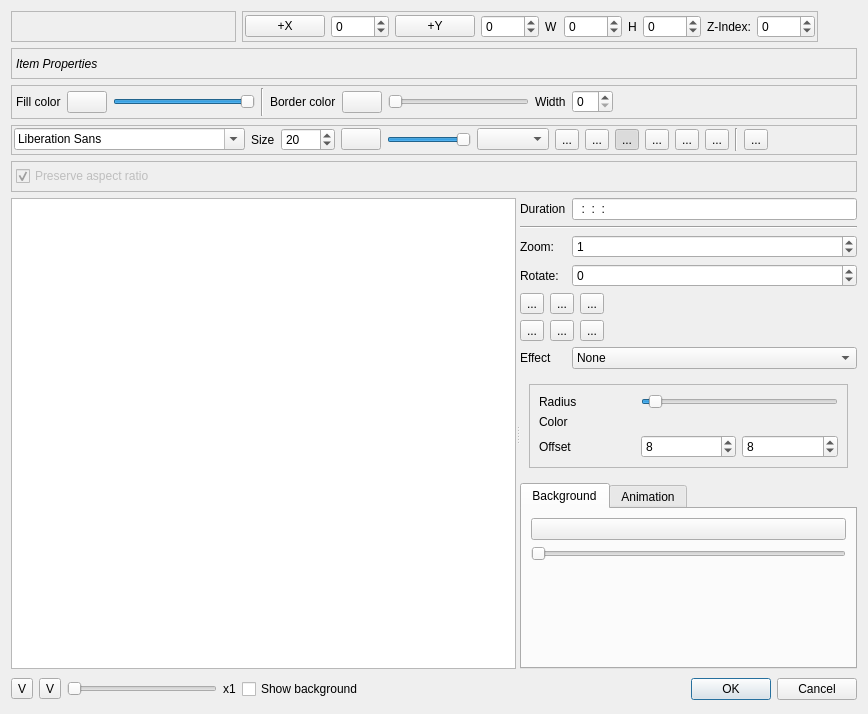
Old version of the form src/widgets/titlewidget_ui.ui in the repository KDE/kdenlive.
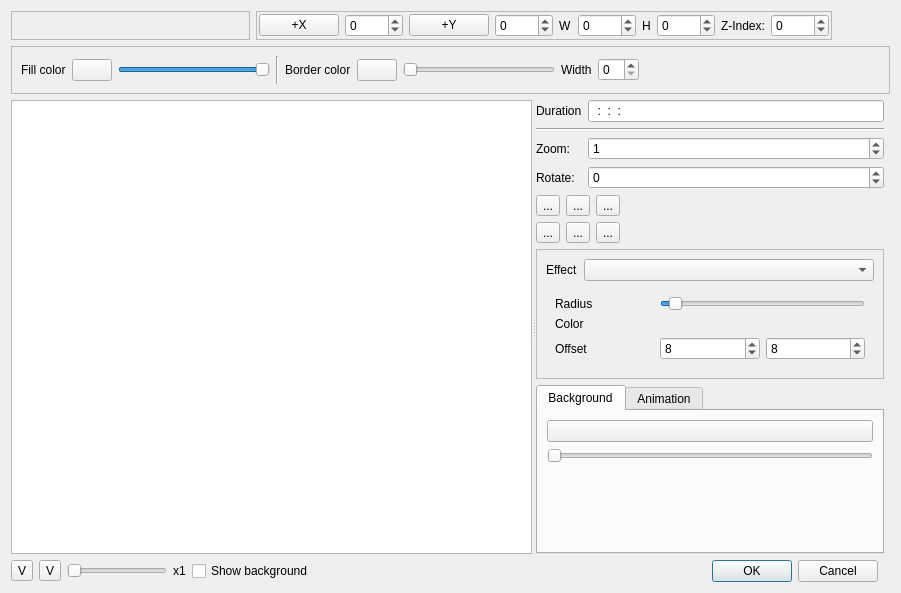
New version of the form. The open tabs and pages were chosen to show the change. Custom widgets are drawn as their Qt base class.

Commit message: Typewriter effect now working (MLT patch pending)

Diff of the .ui file:
```diff
--- a/src/widgets/titlewidget_ui.ui
+++ b/src/widgets/titlewidget_ui.ui
@@ -6,8 +6,8 @@
    <rect>
     <x>0</x>
     <y>0</y>
-    <width>868</width>
-    <height>714</height>
+    <width>812</width>
+    <height>570</height>
    </rect>
   </property>
   <property name="sizePolicy">
@@ -19,8 +19,8 @@
   <property name="windowTitle">
    <string>Title Clip</string>
   </property>
-  <layout class="QGridLayout" name="gridLayout_13">
-   <item row="0" column="0" colspan="4">
+  <layout class="QGridLayout" name="gridLayout_9">
+   <item row="0" column="0" colspan="5">
     <widget class="QFrame" name="frame_toolbar">
      <property name="sizePolicy">
       <sizepolicy hsizetype="Expanding" vsizetype="Preferred">
@@ -36,7 +36,7 @@
      </property>
     </widget>
    </item>
-   <item row="0" column="4" colspan="3">
+   <item row="0" column="5" colspan="4">
     <widget class="QFrame" name="frame_properties">
      <property name="sizePolicy">
       <sizepolicy hsizetype="Maximum" vsizetype="Preferred">
@@ -158,28 +158,26 @@
      </layout>
     </widget>
    </item>
-   <item row="1" column="0" colspan="7">
-    <widget class="QFrame" name="no_properties">
+   <item row="1" column="0" colspan="9">
+    <widget class="QStackedWidget" name="toolbar_stack">
+     <property name="sizePolicy">
+      <sizepolicy hsizetype="Preferred" vsizetype="Maximum">
+       <horstretch>0</horstretch>
+       <verstretch>0</verstretch>
+      </sizepolicy>
+     </property>
      <property name="frameShape">
       <enum>QFrame::StyledPanel</enum>
      </property>
      <property name="frameShadow">
-      <enum>QFrame::Sunken</enum>
+      <enum>QFrame::Raised</enum>
      </property>
-     <layout class="QHBoxLayout" name="horizontalLayout_2">
-      <property name="leftMargin">
-       <number>4</number>
-      </property>
-      <property name="topMargin">
-       <number>4</number>
-      </property>
-      <property name="rightMargin">
+     <property name="currentIndex">
        <number>2</number>
       </property>
-      <property name="bottomMargin">
-       <number>3</number>
-      </property>
-      <item>
+     <widget class="QWidget" name="page_6">
+      <layout class="QGridLayout" name="gridLayout_2">
+       <item row="0" column="0">
        <widget class="QLabel" name="label">
         <property name="font">
          <font>
@@ -195,56 +193,23 @@
         </property>
        </widget>
       </item>
-      <item>
-       <spacer name="horizontalSpacer_5">
-        <property name="orientation">
-         <enum>Qt::Horizontal</enum>
-        </property>
-        <property name="sizeHint" stdset="0">
-         <size>
-          <width>40</width>
-          <height>20</height>
-         </size>
-        </property>
-       </spacer>
-      </item>
-     </layout>
-    </widget>
-   </item>
-   <item row="2" column="0" colspan="7">
-    <widget class="QFrame" name="rect_properties">
-     <property name="frameShape">
-      <enum>QFrame::StyledPanel</enum>
-     </property>
-     <property name="frameShadow">
-      <enum>QFrame::Sunken</enum>
-     </property>
-     <layout class="QGridLayout" name="gridLayout_4">
-      <property name="leftMargin">
-       <number>4</number>
-      </property>
-      <property name="topMargin">
-       <number>2</number>
-      </property>
-      <property name="rightMargin">
-       <number>2</number>
-      </property>
-      <property name="bottomMargin">
-       <number>2</number>
-      </property>
+      </layout>
+     </widget>
+     <widget class="QWidget" name="page_7">
+      <layout class="QGridLayout" name="gridLayout_14">
       <item row="0" column="0">
-       <layout class="QHBoxLayout" name="horizontalLayout_3">
-        <item>
+        <layout class="QGridLayout" name="gridLayout_13">
+         <item row="0" column="0">
          <widget class="QLabel" name="label_2">
           <property name="text">
            <string>Fill color</string>
           </property>
          </widget>
         </item>
-        <item>
+         <item row="0" column="1">
          <widget class="KColorButton" name="rectBColor"/>
         </item>
-        <item>
+         <item row="0" column="2">
          <widget class="QSlider" name="rectBAlpha">
           <property name="maximum">
            <number>255</number>
@@ -257,24 +222,24 @@
           </property>
          </widget>
         </item>
-        <item>
+         <item row="0" column="3">
          <widget class="Line" name="line_2">
           <property name="orientation">
            <enum>Qt::Vertical</enum>
           </property>
          </widget>
         </item>
-        <item>
+         <item row="0" column="4">
          <widget class="QLabel" name="label_11">
           <property name="text">
            <string>Border color</string>
           </property>
          </widget>
         </item>
-        <item>
+         <item row="0" column="5">
          <widget class="KColorButton" name="rectFColor"/>
         </item>
-        <item>
+         <item row="0" column="6">
          <widget class="QSlider" name="rectFAlpha">
           <property name="maximum">
            <number>255</number>
@@ -287,17 +252,17 @@
           </property>
          </widget>
         </item>
-        <item>
+         <item row="0" column="7">
          <widget class="QLabel" name="label_4">
           <property name="text">
            <string>Width</string>
           </property>
          </widget>
         </item>
-        <item>
+         <item row="0" column="8">
          <widget class="QSpinBox" name="rectLineWidth"/>
         </item>
-        <item>
+         <item row="0" column="9">
          <spacer name="horizontalSpacer">
           <property name="orientation">
            <enum>Qt::Horizontal</enum>
@@ -314,29 +279,9 @@
       </item>
      </layout>
     </widget>
-   </item>
-   <item row="3" column="0" colspan="7">
-    <widget class="QFrame" name="text_properties">
-     <property name="frameShape">
-      <enum>QFrame::StyledPanel</enum>
-     </property>
-     <property name="frameShadow">
-      <enum>QFrame::Sunken</enum>
-     </property>
-     <layout class="QGridLayout" name="gridLayout_5">
-      <property name="leftMargin">
-       <number>2</number>
-      </property>
-      <property name="topMargin">
-       <number>2</number>
-      </property>
-      <property name="rightMargin">
-       <number>4</number>
-      </property>
-      <property name="bottomMargin">
-       <number>2</number>
-      </property>
-      <item row="4" column="0">
+     <widget class="QWidget" name="page_8">
+      <layout class="QGridLayout" name="gridLayout_16">
+       <item row="0" column="0">
        <layout class="QHBoxLayout" name="horizontalLayout_4">
         <item>
          <widget class="QFontComboBox" name="font_family"/>
@@ -496,28 +441,8 @@
       </item>
      </layout>
     </widget>
-   </item>
-   <item row="4" column="0" colspan="7">
-    <widget class="QFrame" name="image_properties">
-     <property name="frameShape">
-      <enum>QFrame::StyledPanel</enum>
-     </property>
-     <property name="frameShadow">
-      <enum>QFrame::Raised</enum>
-     </property>
-     <layout class="QGridLayout" name="gridLayout_6">
-      <property name="leftMargin">
-       <number>4</number>
-      </property>
-      <property name="topMargin">
-       <number>2</number>
-      </property>
-      <property name="rightMargin">
-       <number>2</number>
-      </property>
-      <property name="bottomMargin">
-       <number>2</number>
-      </property>
+     <widget class="QWidget" name="page_4">
+      <layout class="QGridLayout" name="gridLayout_4">
       <item row="0" column="0">
        <widget class="QCheckBox" name="preserveAspectRatio">
         <property name="enabled">
@@ -531,23 +456,11 @@
         </property>
        </widget>
       </item>
-      <item row="0" column="1">
-       <spacer name="horizontalSpacer_6">
-        <property name="orientation">
-         <enum>Qt::Horizontal</enum>
-        </property>
-        <property name="sizeHint" stdset="0">
-         <size>
-          <width>40</width>
-          <height>20</height>
-         </size>
-        </property>
-       </spacer>
-      </item>
-     </layout>
-    </widget>
+      </layout>
+     </widget>
+    </widget>
    </item>
-   <item row="5" column="0" colspan="7">
+   <item row="2" column="0" colspan="8">
     <widget class="QSplitter" name="splitter">
      <property name="orientation">
       <enum>Qt::Horizontal</enum>
@@ -560,8 +473,8 @@
        </sizepolicy>
       </property>
      </widget>
-     <widget class="QWidget" name="layoutWidget">
-      <layout class="QGridLayout" name="gridLayout_2">
+     <widget class="QWidget" name="">
+      <layout class="QGridLayout" name="gridLayout_7">
        <item row="0" column="0">
         <widget class="QLabel" name="label_3">
          <property name="text">
@@ -676,8 +589,159 @@
          </item>
         </layout>
        </item>
-       <item row="8" column="0" colspan="2">
+       <item row="5" column="0" colspan="2">
+        <widget class="QFrame" name="effect_frame">
+         <property name="frameShape">
+          <enum>QFrame::StyledPanel</enum>
+         </property>
+         <property name="frameShadow">
+          <enum>QFrame::Raised</enum>
+         </property>
+         <layout class="QGridLayout" name="gridLayout_12">
+          <item row="1" column="1">
+           <widget class="QComboBox" name="effect_list">
+            <property name="sizePolicy">
+             <sizepolicy hsizetype="MinimumExpanding" vsizetype="Fixed">
+              <horstretch>0</horstretch>
+              <verstretch>0</verstretch>
+             </sizepolicy>
+            </property>
+           </widget>
+          </item>
+          <item row="1" column="0">
+           <widget class="QLabel" name="label_5">
+            <property name="text">
+             <string>Effect</string>
+            </property>
+           </widget>
+          </item>
+          <item row="2" column="0" colspan="2">
+           <widget class="QStackedWidget" name="effect_stack">
+            <property name="currentIndex">
+             <number>0</number>
+            </property>
+            <widget class="QWidget" name="page">
+             <layout class="QGridLayout" name="gridLayout_10">
+              <item row="0" column="0">
+               <widget class="QLabel" name="label_6">
+                <property name="text">
+                 <string>Radius</string>
+                </property>
+               </widget>
+              </item>
+              <item row="0" column="1">
+               <widget class="QSlider" name="blur_radius">
+                <property name="pageStep">
+                 <number>1</number>
+                </property>
+                <property name="value">
+                 <number>5</number>
+                </property>
+                <property name="orientation">
+                 <enum>Qt::Horizontal</enum>
+                </property>
+               </widget>
+              </item>
+             </layout>
+            </widget>
+            <widget class="QWidget" name="page_2">
+             <layout class="QGridLayout" name="gridLayout_11">
+              <item row="0" column="0">
+               <widget class="QLabel" name="label_8">
+                <property name="text">
+                 <string>Radius</string>
+                </property>
+               </widget>
+              </item>
+              <item row="0" column="2" colspan="2">
+               <widget class="QSlider" name="shadow_radius">
+                <property name="sizePolicy">
+                 <sizepolicy hsizetype="MinimumExpanding" vsizetype="Fixed">
+                  <horstretch>0</horstretch>
+                  <verstretch>0</verstretch>
+                 </sizepolicy>
+                </property>
+                <property name="minimum">
+                 <number>1</number>
+                </property>
+                <property name="pageStep">
+                 <number>1</number>
+                </property>
+                <property name="value">
+                 <number>5</number>
+                </property>
+                <property name="orientation">
+                 <enum>Qt::Horizontal</enum>
+                </property>
+               </widget>
+              </item>
+              <item row="2" column="0">
+               <widget class="QLabel" name="label_9">
+                <property name="text">
+                 <string>Color</string>
+                </property>
+               </widget>
+              </item>
+              <item row="3" column="0">
+               <widget class="QLabel" name="label_10">
+                <property name="text">
+                 <string>Offset</string>
+                </property>
+               </widget>
+              </item>
+              <item row="3" column="2">
+               <widget class="QSpinBox" name="shadow_x">
+                <property name="value">
+                 <number>8</number>
+                </property>
+               </widget>
+              </item>
+              <item row="3" column="3">
+               <widget class="QSpinBox" name="shadow_y">
+                <property name="value">
+                 <number>8</number>
+                </property>
+               </widget>
+              </item>
+             </layout>
+            </widget>
+            <widget class="QWidget" name="page_3">
+             <layout class="QGridLayout" name="gridLayout_15">
+              <item row="0" column="0">
+               <widget class="QLabel" name="label_13">
+                <property name="text">
+                 <string>Delay (frames)</string>
+                </property>
+               </widget>
+              </item>
+              <item row="0" column="1">
+               <widget class="QSpinBox" name="typewriter_delay">
+                <property name="sizePolicy">
+                 <sizepolicy hsizetype="MinimumExpanding" vsizetype="Fixed">
+                  <horstretch>0</horstretch>
+                  <verstretch>0</verstretch>
+                 </sizepolicy>
+                </property>
+                <property name="value">
+                 <number>5</number>
+                </property>
+               </widget>
+              </item>
+             </layout>
+            </widget>
+           </widget>
+          </item>
+         </layout>
+        </widget>
+       </item>
+       <item row="6" column="0" colspan="2">
         <widget class="QTabWidget" name="tabWidget">
+         <property name="sizePolicy">
+          <sizepolicy hsizetype="Preferred" vsizetype="Expanding">
+           <horstretch>0</horstretch>
+           <verstretch>0</verstretch>
+          </sizepolicy>
+         </property>
          <property name="tabPosition">
           <enum>QTabWidget::North</enum>
          </property>
@@ -691,21 +755,18 @@
           <attribute name="title">
            <string>Background</string>
           </attribute>
-          <layout class="QGridLayout" name="gridLayout_7">
-           <item row="3" column="0">
-            <widget class="QSlider" name="horizontalSlider">
-             <property name="maximum">
-              <number>255</number>
-             </property>
-             <property name="orientation">
-              <enum>Qt::Horizontal</enum>
+          <layout class="QGridLayout" name="gridLayout_5">
+           <item row="0" column="0" colspan="2">
+            <widget class="KColorButton" name="kcolorbutton">
+             <property name="sizePolicy">
+              <sizepolicy hsizetype="Preferred" vsizetype="Fixed">
+               <horstretch>0</horstretch>
+               <verstretch>0</verstretch>
+              </sizepolicy>
              </property>
             </widget>
            </item>
-           <item row="2" column="0">
-            <widget class="KColorButton" name="kcolorbutton"/>
-           </item>
-           <item row="4" column="0">
+           <item row="3" column="1">
             <spacer name="verticalSpacer_3">
              <property name="orientation">
               <enum>Qt::Vertical</enum>
@@ -718,13 +779,29 @@
              </property>
             </spacer>
            </item>
+           <item row="1" column="0" colspan="2">
+            <widget class="QSlider" name="horizontalSlider">
+             <property name="sizePolicy">
+              <sizepolicy hsizetype="Preferred" vsizetype="Fixed">
+               <horstretch>0</horstretch>
+               <verstretch>0</verstretch>
+              </sizepolicy>
+             </property>
+             <property name="maximum">
+              <number>255</number>
+             </property>
+             <property name="orientation">
+              <enum>Qt::Horizontal</enum>
+             </property>
+            </widget>
+           </item>
           </layout>
          </widget>
          <widget class="QWidget" name="tab">
           <attribute name="title">
            <string>Animation</string>
           </attribute>
-          <layout class="QGridLayout" name="gridLayout_9">
+          <layout class="QGridLayout" name="gridLayout_6">
            <item row="0" column="0">
             <widget class="QToolButton" name="anim_start">
              <property name="text">
@@ -798,7 +875,7 @@
              </layout>
             </widget>
            </item>
-           <item row="2" column="0">
+           <item row="2" column="0" colspan="2">
             <spacer name="verticalSpacer">
              <property name="orientation">
               <enum>Qt::Vertical</enum>
@@ -815,190 +892,25 @@
          </widget>
         </widget>
        </item>
-       <item row="5" column="1">
-        <widget class="QComboBox" name="effect_list">
-         <item>
-          <property name="text">
-           <string>None</string>
-          </property>
-         </item>
-         <item>
-          <property name="text">
-           <string>Blur</string>
-          </property>
-         </item>
-         <item>
-          <property name="text">
-           <string>Shadow</string>
-          </property>
-         </item>
-         <item>
-          <property name="text">
-           <string>Typewriter</string>
-          </property>
-         </item>
-        </widget>
-       </item>
-       <item row="5" column="0">
-        <widget class="QLabel" name="label_5">
-         <property name="text">
-          <string>Effect</string>
-         </property>
-        </widget>
-       </item>
-       <item row="6" column="0" rowspan="2" colspan="2">
-        <widget class="QStackedWidget" name="effect_stack">
-         <property name="currentIndex">
-          <number>2</number>
-         </property>
-         <widget class="QWidget" name="page">
-          <layout class="QGridLayout" name="gridLayout_12">
-           <item row="0" column="0">
-            <widget class="QFrame" name="blur_frame">
-             <property name="frameShape">
-              <enum>QFrame::StyledPanel</enum>
-             </property>
-             <property name="frameShadow">
-              <enum>QFrame::Raised</enum>
-             </property>
-             <layout class="QGridLayout" name="gridLayout_10">
-              <item row="1" column="0">
-               <widget class="QLabel" name="label_6">
-                <property name="text">
-                 <string>Radius</string>
-                </property>
-               </widget>
-              </item>
-              <item row="1" column="1">
-               <widget class="QSlider" name="blur_radius">
-                <property name="pageStep">
-                 <number>1</number>
-                </property>
-                <property name="value">
-                 <number>5</number>
-                </property>
-                <property name="orientation">
-                 <enum>Qt::Horizontal</enum>
-                </property>
-               </widget>
-              </item>
-             </layout>
-            </widget>
-           </item>
-          </layout>
-         </widget>
-         <widget class="QWidget" name="page_2">
-          <layout class="QGridLayout" name="gridLayout_14">
-           <item row="0" column="0">
-            <widget class="QFrame" name="shadow_frame">
-             <property name="frameShape">
-              <enum>QFrame::StyledPanel</enum>
-             </property>
-             <property name="frameShadow">
-              <enum>QFrame::Raised</enum>
-             </property>
-             <layout class="QGridLayout" name="gridLayout_11">
-              <item row="0" column="0">
-               <widget class="QLabel" name="label_8">
-                <property name="text">
-                 <string>Radius</string>
-                </property>
-               </widget>
-              </item>
-              <item row="1" column="0">
-               <widget class="QLabel" name="label_9">
-                <property name="text">
-                 <string>Color</string>
-                </property>
-               </widget>
-              </item>
-              <item row="0" column="1" colspan="2">
-               <widget class="QSlider" name="shadow_radius">
-                <property name="minimum">
-                 <number>1</number>
-                </property>
-                <property name="pageStep">
-                 <number>1</number>
-                </property>
-                <property name="value">
-                 <number>5</number>
-                </property>
-                <property name="orientation">
-                 <enum>Qt::Horizontal</enum>
-                </property>
-               </widget>
-              </item>
-              <item row="2" column="0">
-               <widget class="QLabel" name="label_10">
-                <property name="text">
-                 <string>Offset</string>
-                </property>
-               </widget>
-              </item>
-              <item row="2" column="1">
-               <widget class="QSpinBox" name="shadow_x">
-                <property name="value">
-                 <number>8</number>
-                </property>
-               </widget>
-              </item>
-              <item row="2" column="2">
-               <widget class="QSpinBox" name="shadow_y">
-                <property name="value">
-                 <number>8</number>
-                </property>
-               </widget>
-              </item>
-             </layout>
-            </widget>
-           </item>
-          </layout>
-         </widget>
-         <widget class="QWidget" name="page_3">
-          <layout class="QGridLayout" name="gridLayout_15">
-           <item row="0" column="0">
-            <widget class="QLabel" name="label_13">
-             <property name="text">
-              <string>Delay (in frames)</string>
-             </property>
-            </widget>
-           </item>
-           <item row="0" column="1">
-            <widget class="QSpinBox" name="typewriter_delay">
-             <property name="sizePolicy">
-              <sizepolicy hsizetype="MinimumExpanding" vsizetype="Fixed">
-               <horstretch>0</horstretch>
-               <verstretch>0</verstretch>
-              </sizepolicy>
-             </property>
-             <property name="value">
-              <number>5</number>
-             </property>
-            </widget>
-           </item>
-          </layout>
-         </widget>
-        </widget>
-       </item>
-      </layout>
-     </widget>
-    </widget>
-   </item>
-   <item row="6" column="0">
+      </layout>
+     </widget>
+    </widget>
+   </item>
+   <item row="3" column="0">
     <widget class="QToolButton" name="buttonFitZoom">
      <property name="text">
       <string>V</string>
      </property>
     </widget>
    </item>
-   <item row="6" column="1">
+   <item row="3" column="1">
     <widget class="QToolButton" name="buttonRealSize">
      <property name="text">
       <string>V</string>
      </property>
     </widget>
    </item>
-   <item row="6" column="2">
+   <item row="3" column="2">
     <widget class="QSlider" name="zoom_slider">
      <property name="minimumSize">
       <size>
@@ -1026,34 +938,21 @@
      </property>
     </widget>
    </item>
-   <item row="6" column="3">
+   <item row="3" column="3">
     <widget class="QLabel" name="zoom_label">
      <property name="text">
       <string>x1</string>
      </property>
     </widget>
    </item>
-   <item row="6" column="4">
+   <item row="3" column="4" colspan="2">
     <widget class="QCheckBox" name="displayBg">
      <property name="text">
       <string>Show background</string>
      </property>
     </widget>
    </item>
-   <item row="6" column="5">
-    <spacer name="horizontalSpacer_3">
-     <property name="orientation">
-      <enum>Qt::Horizontal</enum>
-     </property>
-     <property name="sizeHint" stdset="0">
-      <size>
-       <width>235</width>
-       <height>28</height>
-      </size>
-     </property>
-    </spacer>
-   </item>
-   <item row="6" column="6">
+   <item row="3" column="6">
     <widget class="QDialogButtonBox" name="buttonBox">
      <property name="orientation">
       <enum>Qt::Horizontal</enum>
```
Left out of the diff: 12 changed lines with no effect on the pictures. Lines whose indentation alone changed are shown as unchanged. The commit also changes 3 other files.
